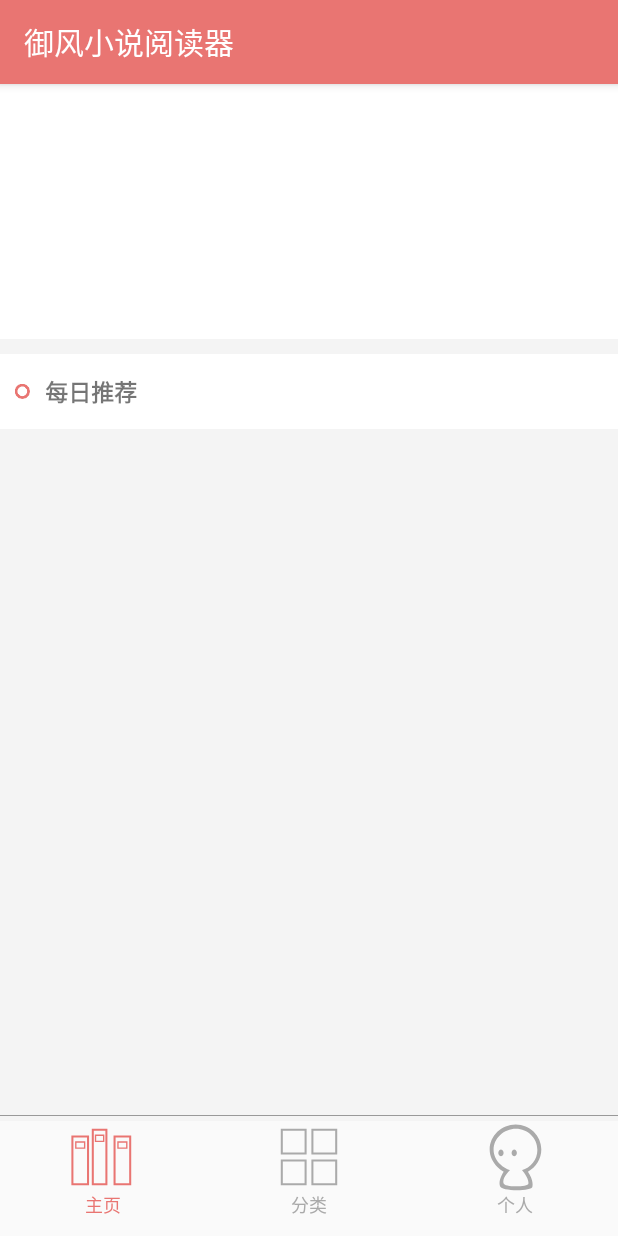
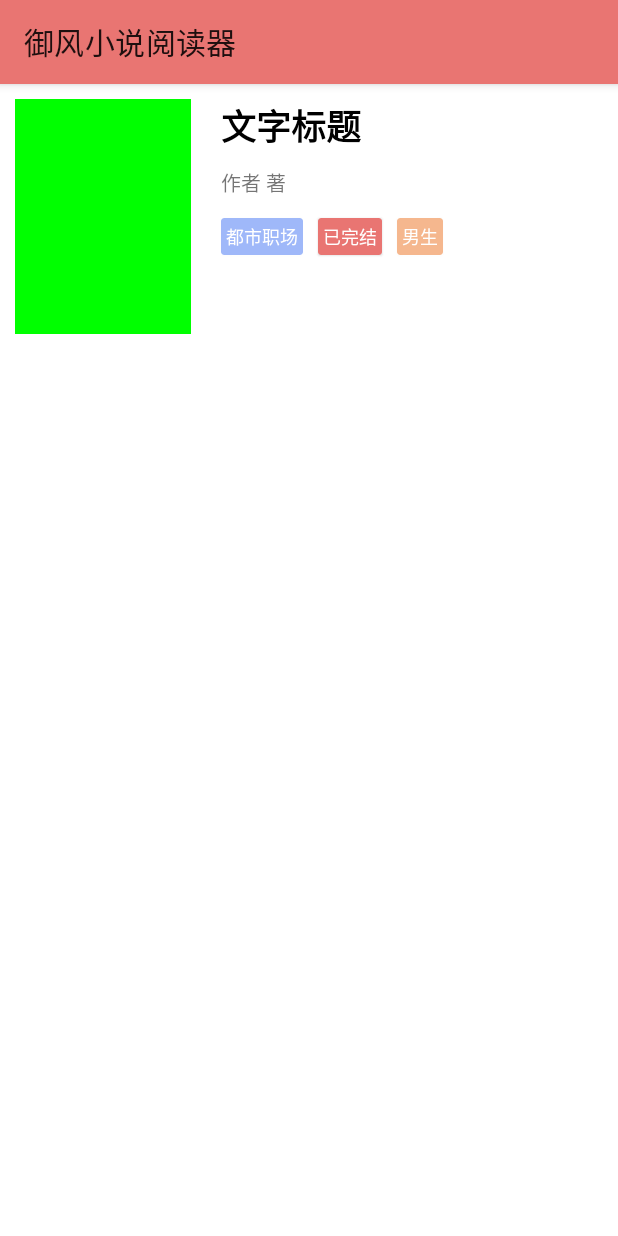
Before and after one commit to fanmingyi/novel, an Android app: the screen it shows after launch (MainActivity before the commit, BookIntroductionActivity after it), on a phone screen of 412 x 824 dp. Run offline under Robolectric (Android 15) with nearby library versions, the phone set to English and light mode, and no system bars; libraries missing offline, so code that uses them is left out: com.tencent.mmkv; 1 statement that could not run was skipped.

Commit message:
添加书籍详情界面

```diff
--- /dev/null
+++ b/app/src/main/java/book/fmy/org/ui/activity/BookIntroductionActivity.kt
@@ -0,0 +1,21 @@
+package book.fmy.org.ui.activity
+
+import androidx.appcompat.app.AppCompatActivity
+import android.os.Bundle
+import book.fmy.org.R
+import book.fmy.org.ui.fragment.BookIntroductionFragment
+
+class BookIntroductionActivity : AppCompatActivity() {
+
+    override fun onCreate(savedInstanceState: Bundle?) {
+        super.onCreate(savedInstanceState)
+        setContentView(R.layout.book_introduction_activity)
+
+        if (savedInstanceState == null) {
+            supportFragmentManager.beginTransaction()
+                .replace(R.id.container, BookIntroductionFragment.newInstance())
+                .commitNow()
+        }
+    }
+
+}
--- /dev/null
+++ b/app/src/main/java/book/fmy/org/ui/fragment/BookIntroductionFragment.kt
@@ -0,0 +1,32 @@
+package book.fmy.org.ui.fragment
+
+import androidx.lifecycle.ViewModelProviders
+import android.os.Bundle
+import android.view.LayoutInflater
+import android.view.View
+import android.view.ViewGroup
+import book.fmy.org.R
+import book.fmy.org.viewmodels.BookIntroductionViewModel
+
+class BookIntroductionFragment : BaseFragment<BookIntroductionViewModel>() {
+    override fun getViewMode(): BookIntroductionViewModel {
+        return ViewModelProviders.of(this).get(BookIntroductionViewModel::class.java)
+    }
+
+    companion object {
+        fun newInstance() = BookIntroductionFragment()
+    }
+
+
+    override fun onCreateView(
+        inflater: LayoutInflater, container: ViewGroup?,
+        savedInstanceState: Bundle?
+    ): View {
+        return inflater.inflate(R.layout.book_introduction_fragment, container, false)
+    }
+
+    override fun onActivityCreated(savedInstanceState: Bundle?) {
+        super.onActivityCreated(savedInstanceState)
+    }
+
+}
--- /dev/null
+++ b/app/src/main/java/book/fmy/org/viewmodels/BookIntroductionViewModel.kt
@@ -0,0 +1,9 @@
+package book.fmy.org.viewmodels
+
+import android.app.Application
+import androidx.lifecycle.ViewModel
+import book.fmy.org.viewmodels.BaseViewModel
+
+class BookIntroductionViewModel(app: Application) : BaseViewModel(app) {
+    // TODO: Implement the ViewModel
+}
--- a/app/src/main/java/book/fmy/org/viewmodels/HomeMainViewModel.kt
+++ b/app/src/main/java/book/fmy/org/viewmodels/HomeMainViewModel.kt
@@ -27,7 +27,6 @@ class HomeMainViewModel(app: Application) : BaseViewModel(app) {
 
     override fun onCreat() {
         super.onCreat()
-        Log.e("FMY", "onCreat")
     }
 
     override fun onResume() {
--- /dev/null
+++ b/app/src/main/res/layout/book_introduction_activity.xml
@@ -0,0 +1,8 @@
+<?xml version="1.0" encoding="utf-8"?>
+<FrameLayout
+		xmlns:android="http://schemas.android.com/apk/res/android"
+		xmlns:tools="http://schemas.android.com/tools"
+		android:id="@+id/container"
+		android:layout_width="match_parent"
+		android:layout_height="match_parent"
+		tools:context=".BookIntroductionActivity"/>
--- /dev/null
+++ b/app/src/main/res/layout/book_introduction_fragment.xml
@@ -0,0 +1,136 @@
+<?xml version="1.0" encoding="utf-8"?>
+<androidx.constraintlayout.widget.ConstraintLayout
+		xmlns:android="http://schemas.android.com/apk/res/android"
+		xmlns:app="http://schemas.android.com/apk/res-auto"
+		xmlns:tools="http://schemas.android.com/tools"
+		android:id="@+id/bookintroduction"
+		android:paddingLeft="10dp"
+		android:paddingRight="10dp"
+		android:layout_width="match_parent"
+		android:layout_height="match_parent"
+		android:paddingTop="10dp"
+		tools:context=".ui.fragment.BookIntroductionFragment">
+
+	<androidx.constraintlayout.widget.ConstraintLayout
+			android:layout_width="match_parent"
+			android:layout_height="match_parent">
+
+
+		<androidx.constraintlayout.widget.ConstraintLayout
+				android:layout_width="match_parent"
+				android:layout_height="0dp"
+				app:layout_constraintHeight_percent="0.3"
+				app:layout_constraintLeft_toLeftOf="parent"
+				app:layout_constraintRight_toRightOf="parent"
+				app:layout_constraintTop_toTopOf="parent"
+				>
+
+			<androidx.appcompat.widget.AppCompatImageView
+					android:layout_width="0dp"
+					android:id="@+id/iv_book_cover"
+					android:background="#0f0"
+					app:textEndPadding="0dp"
+					app:iconStartPadding="0dp"
+					app:textStartPadding="0dp"
+					app:layout_constraintTop_toTopOf="parent"
+					app:layout_constraintLeft_toLeftOf="parent"
+					app:layout_constraintWidth_percent="0.3"
+					app:layout_constraintDimensionRatio="W,16:12"
+					android:layout_height="0dp"/>
+
+			<TextView
+					android:layout_width="wrap_content"
+					app:layout_constraintLeft_toRightOf="@id/iv_book_cover"
+					android:textStyle="bold"
+					android:textColor="@android:color/black"
+					android:layout_marginLeft="20dp"
+					android:id="@+id/tv_book_title"
+					android:text="文字标题"
+					app:layout_constraintTop_toTopOf="@id/iv_book_cover"
+					android:textSize="23sp"
+					android:layout_height="wrap_content"/>
+
+			<TextView
+					android:layout_marginTop="10dp"
+					android:layout_width="wrap_content"
+					app:layout_constraintLeft_toLeftOf="@id/tv_book_title"
+					android:id="@+id/tv_book_author"
+					android:text="作者 著"
+					app:layout_constraintTop_toBottomOf="@id/tv_book_title"
+					android:textSize="13sp"
+					android:layout_height="wrap_content"/>
+
+
+			<com.google.android.material.card.MaterialCardView
+					android:layout_width="wrap_content"
+					app:cardCornerRadius="2dp"
+					android:layout_marginTop="13dp"
+					app:cardBackgroundColor="#9FB8F9"
+					android:id="@+id/mcv_category"
+					app:layout_constraintTop_toBottomOf="@id/tv_book_author"
+					app:layout_constraintLeft_toLeftOf="@id/tv_book_author"
+					android:layout_height="wrap_content">
+
+				<TextView
+						android:layout_width="wrap_content"
+						android:gravity="center"
+						android:textColor="@android:color/white"
+						android:includeFontPadding="false"
+						android:text="都市职场"
+						android:padding="3dp"
+						android:textSize="12sp"
+						android:layout_height="wrap_content"/>
+			</com.google.android.material.card.MaterialCardView>
+
+
+			<com.google.android.material.card.MaterialCardView
+					android:layout_width="wrap_content"
+					app:cardCornerRadius="2dp"
+					android:id="@+id/mcv_isSerial"
+					app:cardBackgroundColor="?colorPrimary"
+					android:layout_marginLeft="10dp"
+					app:layout_constraintTop_toTopOf="@+id/mcv_category"
+					app:layout_constraintBottom_toBottomOf="@id/mcv_category"
+					app:layout_constraintLeft_toRightOf="@id/mcv_category"
+					android:layout_height="wrap_content">
+
+				<TextView
+						android:layout_width="wrap_content"
+						android:gravity="center"
+						android:textColor="@android:color/white"
+						android:includeFontPadding="false"
+						android:text="已完结"
+						android:padding="3dp"
+						android:textSize="12sp"
+						android:layout_height="wrap_content"/>
+			</com.google.android.material.card.MaterialCardView>
+			<com.google.android.material.card.MaterialCardView
+					android:layout_width="wrap_content"
+					app:cardCornerRadius="2dp"
+					android:id="@+id/mcv_is_man"
+					app:cardBackgroundColor="#F5B78E"
+					android:layout_marginLeft="10dp"
+					app:layout_constraintTop_toTopOf="@+id/mcv_category"
+					app:layout_constraintBottom_toBottomOf="@id/mcv_category"
+					app:layout_constraintLeft_toRightOf="@id/mcv_isSerial"
+					android:layout_height="wrap_content">
+
+				<TextView
+						android:layout_width="wrap_content"
+						android:gravity="center"
+						android:textColor="@android:color/white"
+						android:includeFontPadding="false"
+						android:text="男生"
+						android:padding="3dp"
+						android:textSize="12sp"
+						android:layout_height="wrap_content"/>
+			</com.google.android.material.card.MaterialCardView>
+
+
+		</androidx.constraintlayout.widget.ConstraintLayout>
+
+
+	</androidx.constraintlayout.widget.ConstraintLayout>
+
+
+</androidx.constraintlayout.widget.ConstraintLayout>
--- a/app/src/main/res/values/styles.xml
+++ b/app/src/main/res/values/styles.xml
@@ -1,11 +1,14 @@
 <resources>
 
     <!-- Base application theme. -->
-    <style name="AppTheme" parent="Theme.AppCompat.Light.DarkActionBar">
+    <style name="AppTheme" parent="Theme.MaterialComponents.Light">
         <!-- Customize your theme here. -->
         <item name="colorPrimary">@color/colorPrimary</item>
         <item name="colorPrimaryDark">@color/colorPrimaryDark</item>
         <item name="colorAccent">@color/colorAccent</item>
     </style>
 
+    <style name="TagTextStyle">
+        <item name="android:textSize">10sp</item>
+    </style>
 </resources>
```
Also changed, not shown: app/src/main/AndroidManifest.xml (+24 -11 lines), app/src/main/java/book/fmy/org/ui/fragment/HomeClassifyFragment.kt (+92 -58 lines), app/src/main/java/book/fmy/org/ui/fragment/ShowBookClassifyInfoFragment.kt (added, +124 -0 lines), app/src/main/java/book/fmy/org/viewmodels/HomeClassifyViewModel.kt (+28 -41 lines), app/src/main/java/book/fmy/org/viewmodels/ShowBookClassifyInfoViewModel.kt (added, +43 -0 lines), app/src/main/res/layout/empty_list_layout.xml (added, +29 -0 lines), app/src/main/res/layout/fragment_home_classify.xml (+11 -2 lines), app/src/main/res/layout/fragment_show_book_classify_info.xml (added, +16 -0 lines).
